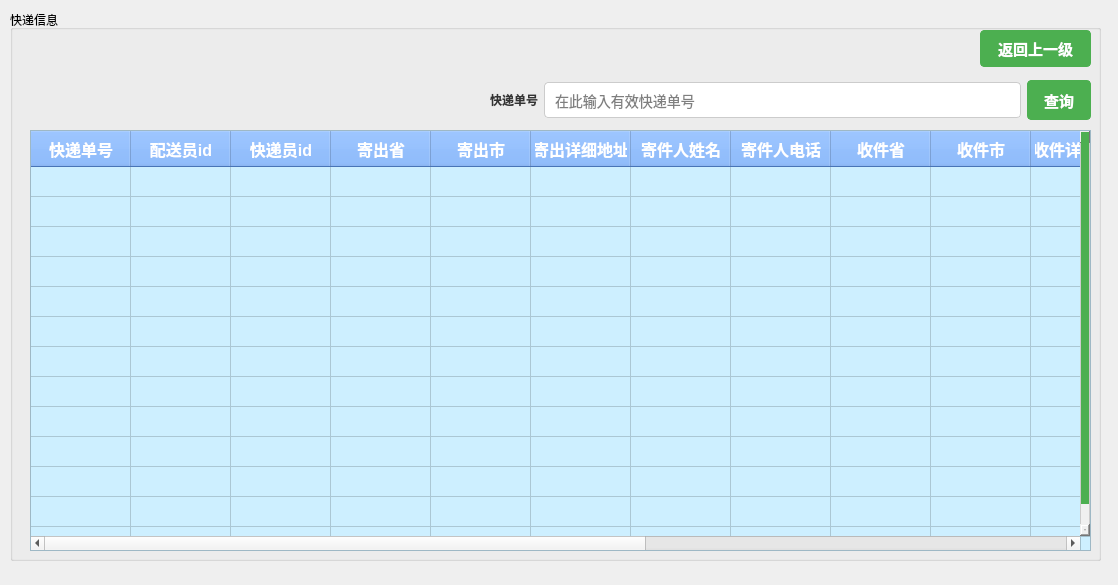
The window that modules/user/user_search_delivery.ui (gfzyl/Parcel-System) describes before a commit, drawn with Qt 5.
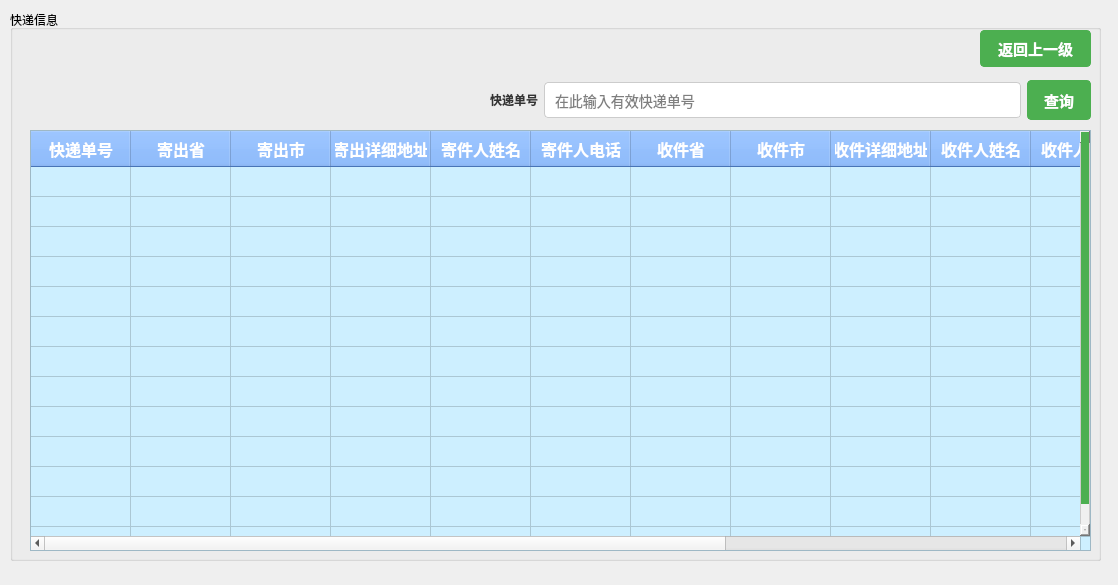
The same window after the commit.

```diff
--- a/modules/user/user_search_delivery.ui
+++ b/modules/user/user_search_delivery.ui
@@ -186,16 +186,6 @@
       <string>快递单号</string>
      </property>
     </column>
-    <column>
-     <property name="text">
-      <string>配送员id</string>
-     </property>
-    </column>
-    <column>
-     <property name="text">
-      <string>快递员id</string>
-     </property>
-    </column>
     <column>
      <property name="text">
       <string>寄出省</string>
```
